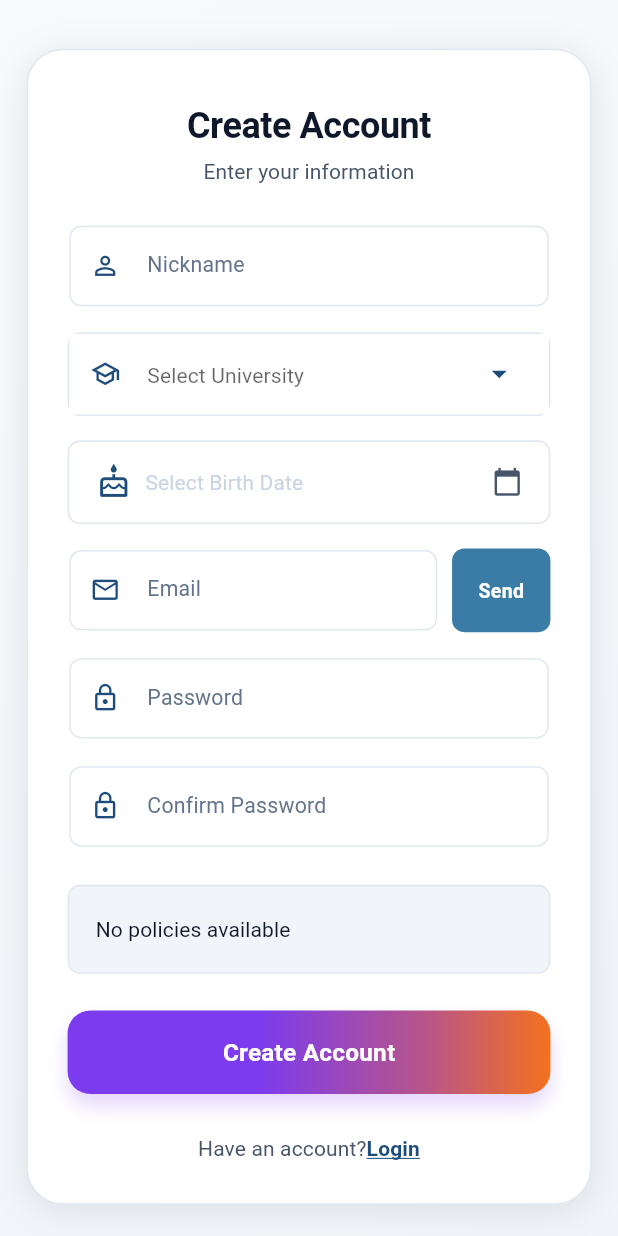
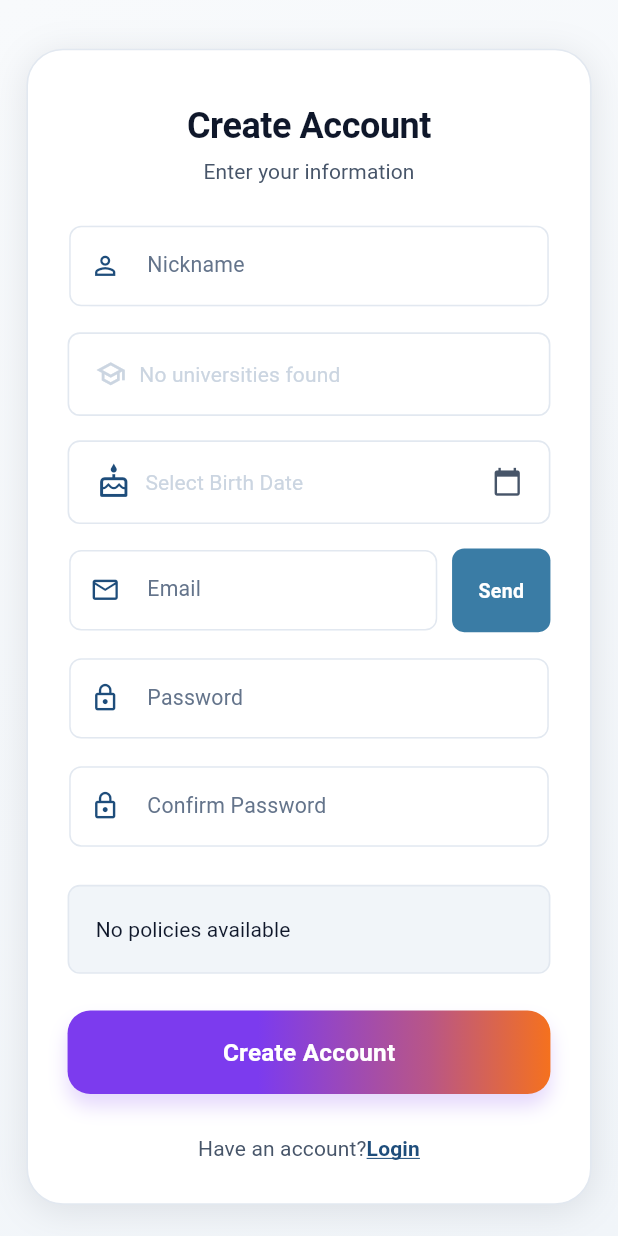
Before and after one commit to hongsoongi21/nonstop-frontend, a Flutter app: the SignupScreenV1 screen opened by its route, on a phone screen of 412 x 824 dp. Run offline on Flutter 3.47's test engine with Material 3 defaults, Android fonts, the phone set to English and light mode, and no system bars; our stand-ins replace cached_network_image, device_info_plus, firebase_analytics, firebase_core, firebase_crashlytics, firebase_messaging and 12 more; missing offline and left inert: dice_bear; accounts and stored records are empty; Roboto replaces fonts that are missing (Pretendard).

Commit message:
fix: handle empty university list and update Android Google Sign-In
- Display a "No universities found" message in the signup screen when the university list is empty.
- Add a new Android OAuth client to the `google-services.json` configuration.
- Reset the subagent tracking state.

```diff
--- a/lib/features/auth/presentation/screens/signup_screen_v1.dart
+++ b/lib/features/auth/presentation/screens/signup_screen_v1.dart
@@ -725,8 +725,24 @@ class _SignupScreenV1State extends ConsumerState<SignupScreenV1> {
         ),
       ),
       child: universitiesAsync.when(
-        data: (universities) => DropdownButtonFormField<int>(
-          initialValue: _selectedUniversityId,
+        data: (universities) {
+          if (universities.isEmpty) {
+            return Padding(
+              padding: EdgeInsets.symmetric(horizontal: AppSpacing.md.w),
+              child: Row(
+                children: [
+                  Icon(Icons.school_outlined, color: AppColors.textHint, size: AppSpacing.iconMd.sp),
+                  SizedBox(width: AppSpacing.sm.w),
+                  Text(
+                    'No universities found',
+                    style: AppTypography.body2.copyWith(color: AppColors.textHint),
+                  ),
+                ],
+              ),
+            );
+          }
+          return DropdownButtonFormField<int>(
+          value: _selectedUniversityId,
           decoration: InputDecoration(
             hintText: AppLocalizations.of(context).selectUniversity,
             hintStyle: AppTypography.body2.copyWith(
@@ -775,7 +791,8 @@ class _SignupScreenV1State extends ConsumerState<SignupScreenV1> {
               _selectedUniversityId = value;
             });
           },
-        ),
+        );
+        },
         loading: () => Center(
             child: CircularProgressIndicator(
               strokeWidth: 2,
```
Also changed, not shown: .omc/state/subagent-tracking.json, 1 other file.
